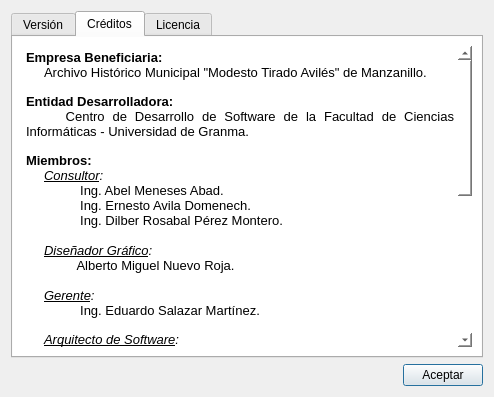
Above: ui/acerca_de.ui from datwit/papirolux before the change. Below: the same form after it.
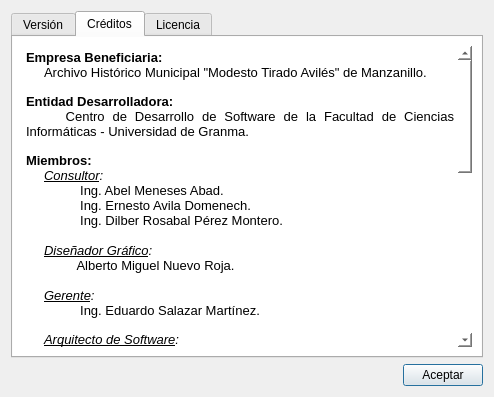
That is the form after the change. The open tabs and pages were chosen to show the change. Icons and pictures are not drawn.

Commit message: Actualizando archivos acerca_de.py, acerca_de.ui, cargando.py, cargando.ui, principal.py, principal.ui, swap.py, swapUI.ui. Eliminando archivo swap1.py.

Patch:
```diff
--- a/ui/acerca_de.ui
+++ b/ui/acerca_de.ui
@@ -296,10 +296,18 @@
 &lt;p align=&quot;justify&quot; style=&quot; margin-top:0px; margin-bottom:0px; margin-left:0px; margin-right:0px; -qt-block-indent:0; text-indent:0px;&quot;&gt;&lt;span style=&quot; font-family:'Sans'; font-size:10pt; font-weight:200; color:#000000;&quot;&gt;               &lt;/span&gt;&lt;span style=&quot; font-family:'Sans'; font-size:10pt; color:#000000;&quot;&gt;Ing. Lisbet Milagros Guerra Cantero.&lt;/span&gt;&lt;/p&gt;
 &lt;p align=&quot;justify&quot; style=&quot; margin-top:0px; margin-bottom:0px; margin-left:0px; margin-right:0px; -qt-block-indent:0; text-indent:0px;&quot;&gt;&lt;span style=&quot; font-family:'Sans'; font-size:10pt; color:#000000;&quot;&gt;&lt;br /&gt;&lt;/span&gt;&lt;span style=&quot; font-family:'Sans'; font-size:10pt; font-weight:200; font-style:italic; color:#000000;&quot;&gt;     &lt;/span&gt;&lt;span style=&quot; font-family:'Sans'; font-size:10pt; font-style:italic; text-decoration: underline; color:#000000;&quot;&gt;Programadores&lt;/span&gt;&lt;span style=&quot; font-family:'Sans'; font-size:10pt; font-style:italic; color:#000000;&quot;&gt;:&lt;/span&gt;&lt;span style=&quot; font-family:'Sans'; font-size:10pt; color:#000000;&quot;&gt; &lt;/span&gt;&lt;/p&gt;
 &lt;p align=&quot;justify&quot; style=&quot; margin-top:0px; margin-bottom:0px; margin-left:0px; margin-right:0px; -qt-block-indent:0; text-indent:0px;&quot;&gt;&lt;span style=&quot; font-family:'Sans'; font-size:10pt; font-weight:200; color:#000000;&quot;&gt;               &lt;/span&gt;&lt;span style=&quot; font-family:'Sans'; font-size:10pt; color:#000000;&quot;&gt;Ing. Yuniel Guzmán Bazán.&lt;/span&gt;&lt;/p&gt;
+&lt;p align=&quot;justify&quot; style=&quot; margin-top:0px; margin-bottom:0px; margin-left:0px; margin-right:0px; -qt-block-indent:0; text-indent:0px;&quot;&gt;&lt;span style=&quot; font-family:'Sans'; font-size:10pt; color:#000000;&quot;&gt;               Ing. Eduardo Salazar Martínez.&lt;/span&gt;&lt;/p&gt;
 &lt;p align=&quot;justify&quot; style=&quot; margin-top:0px; margin-bottom:0px; margin-left:0px; margin-right:0px; -qt-block-indent:0; text-indent:0px;&quot;&gt;&lt;span style=&quot; font-family:'Sans'; font-size:10pt; font-weight:200; color:#000000;&quot;&gt;               &lt;/span&gt;&lt;span style=&quot; font-family:'Sans'; font-size:10pt; color:#000000;&quot;&gt;Ing. Eddy Figueredo Aguilar.&lt;/span&gt;&lt;/p&gt;
 &lt;p align=&quot;justify&quot; style=&quot; margin-top:0px; margin-bottom:0px; margin-left:0px; margin-right:0px; -qt-block-indent:0; text-indent:0px;&quot;&gt;&lt;span style=&quot; font-family:'Sans'; font-size:10pt; font-weight:200; color:#000000;&quot;&gt;               &lt;/span&gt;&lt;span style=&quot; font-family:'Sans'; font-size:10pt; color:#000000;&quot;&gt;Ing. Leonel Salazar Videaux.&lt;/span&gt;&lt;/p&gt;
-&lt;p align=&quot;justify&quot; style=&quot; margin-top:0px; margin-bottom:0px; margin-left:0px; margin-right:0px; -qt-block-indent:0; text-indent:0px;&quot;&gt;&lt;span style=&quot; font-family:'Sans'; font-size:10pt; color:#000000;&quot;&gt;               Ing. Eduardo Salazar Martínez.&lt;/span&gt;&lt;/p&gt;
+&lt;p align=&quot;justify&quot; style=&quot; margin-top:0px; margin-bottom:0px; margin-left:0px; margin-right:0px; -qt-block-indent:0; text-indent:0px;&quot;&gt;&lt;span style=&quot; font-family:'Sans'; font-size:10pt; color:#000000;&quot;&gt;               Ing. Thaylin Nariño Ibar.&lt;/span&gt;&lt;/p&gt;
+&lt;p align=&quot;justify&quot; style=&quot; margin-top:0px; margin-bottom:0px; margin-left:0px; margin-right:0px; -qt-block-indent:0; text-indent:0px;&quot;&gt;&lt;span style=&quot; font-family:'Sans'; font-size:10pt; color:#000000;&quot;&gt;               Ing. Yilian Galán Villariño.&lt;/span&gt;&lt;/p&gt;
+&lt;p align=&quot;justify&quot; style=&quot; margin-top:0px; margin-bottom:0px; margin-left:0px; margin-right:0px; -qt-block-indent:0; text-indent:0px;&quot;&gt;&lt;span style=&quot; font-family:'Sans'; font-size:10pt; color:#000000;&quot;&gt;               Ing. Uberlandis González Correoso.&lt;/span&gt;&lt;/p&gt;
+&lt;p align=&quot;justify&quot; style=&quot; margin-top:0px; margin-bottom:0px; margin-left:0px; margin-right:0px; -qt-block-indent:0; text-indent:0px;&quot;&gt;&lt;span style=&quot; font-family:'Sans'; font-size:10pt; color:#000000;&quot;&gt;               Ing. Gerardo Muñoz Vallés.&lt;/span&gt;&lt;/p&gt;
 &lt;p align=&quot;justify&quot; style=&quot; margin-top:0px; margin-bottom:0px; margin-left:0px; margin-right:0px; -qt-block-indent:0; text-indent:0px;&quot;&gt;&lt;span style=&quot; font-family:'Sans'; font-size:10pt; color:#000000;&quot;&gt;               Yanier Lázaro Suárez Jerez.&lt;/span&gt;&lt;/p&gt;
+&lt;p align=&quot;justify&quot; style=&quot; margin-top:0px; margin-bottom:0px; margin-left:0px; margin-right:0px; -qt-block-indent:0; text-indent:0px;&quot;&gt;&lt;span style=&quot; font-family:'Sans'; font-size:10pt; color:#000000;&quot;&gt;               Manuel Alejandro Rivera Naranjo.&lt;/span&gt;&lt;/p&gt;
+&lt;p align=&quot;justify&quot; style=&quot; margin-top:0px; margin-bottom:0px; margin-left:0px; margin-right:0px; -qt-block-indent:0; text-indent:0px;&quot;&gt;&lt;span style=&quot; font-family:'Sans'; font-size:10pt; color:#000000;&quot;&gt;               Ibrahan Rojas Salinas.&lt;/span&gt;&lt;/p&gt;
+&lt;p align=&quot;justify&quot; style=&quot; margin-top:0px; margin-bottom:0px; margin-left:0px; margin-right:0px; -qt-block-indent:0; text-indent:0px;&quot;&gt;&lt;span style=&quot; font-family:'Sans'; font-size:10pt; color:#000000;&quot;&gt;               José Escobar Toranzo.&lt;/span&gt;&lt;/p&gt;
+&lt;p align=&quot;justify&quot; style=&quot; margin-top:0px; margin-bottom:0px; margin-left:0px; margin-right:0px; -qt-block-indent:0; text-indent:0px;&quot;&gt;&lt;span style=&quot; font-family:'Sans'; font-size:10pt; color:#000000;&quot;&gt;               Francy Nordet Pascua.&lt;/span&gt;&lt;/p&gt;
 &lt;p align=&quot;justify&quot; style=&quot;-qt-paragraph-type:empty; margin-top:0px; margin-bottom:0px; margin-left:0px; margin-right:0px; -qt-block-indent:0; text-indent:0px; font-family:'Sans'; font-size:10pt; color:#000000;&quot;&gt;&lt;br /&gt;&lt;/p&gt;
 &lt;p align=&quot;justify&quot; style=&quot; margin-top:0px; margin-bottom:0px; margin-left:0px; margin-right:0px; -qt-block-indent:0; text-indent:0px;&quot;&gt;&lt;span style=&quot; font-family:'Sans'; font-size:10pt; font-weight:200; font-style:italic; color:#000000;&quot;&gt;     &lt;/span&gt;&lt;span style=&quot; font-family:'Sans'; font-size:10pt; font-style:italic; text-decoration: underline; color:#000000;&quot;&gt;Cliente&lt;/span&gt;&lt;span style=&quot; font-family:'Sans'; font-size:10pt; font-style:italic; color:#000000;&quot;&gt;:&lt;/span&gt;&lt;span style=&quot; font-family:'Sans'; font-size:10pt; color:#000000;&quot;&gt; &lt;/span&gt;&lt;/p&gt;
 &lt;p style=&quot; margin-top:0px; margin-bottom:0px; margin-left:0px; margin-right:0px; -qt-block-indent:0; text-indent:0px;&quot;&gt;&lt;span style=&quot; font-family:'Sans'; font-size:10pt; font-weight:200; color:#000000;&quot;&gt;               &lt;/span&gt;&lt;span style=&quot; font-family:'Sans'; font-size:10pt; color:#000000;&quot;&gt;Lic. Delio G. Orozco González.&lt;br /&gt;&lt;/span&gt;&lt;span style=&quot; font-family:'Sans'; font-size:10pt; font-weight:200; color:#000000;&quot;&gt;               &lt;/span&gt;&lt;span style=&quot; font-family:'Sans'; font-size:10pt; color:#000000;&quot;&gt;Director del Archivo Histórico de Manzanillo&lt;/span&gt;&lt;/p&gt;
```
Left out of the diff: 4 changed lines with no effect on the pictures. The commit also changes 8 other files.
